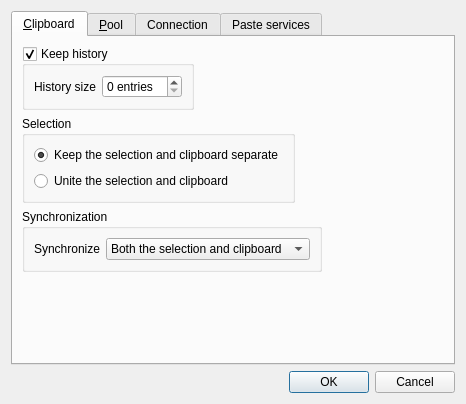
First picture: the form in src/SettingsDialog.ui, repository aither64/haveclip-core, before the edit.
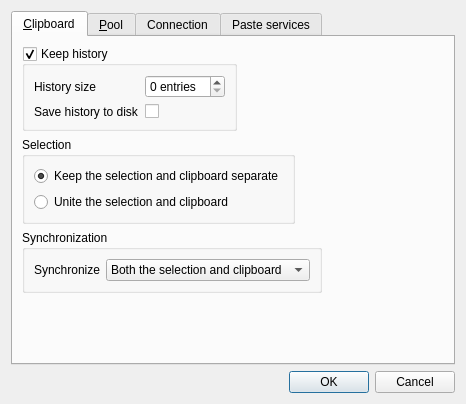
Second picture: the form after the edit. Icons and pictures are not drawn.

Commit message: Save history to disk

```diff
--- a/src/SettingsDialog.ui
+++ b/src/SettingsDialog.ui
@@ -57,6 +57,16 @@
             </property>
            </widget>
           </item>
+          <item row="1" column="0">
+           <widget class="QLabel" name="historySaveLabel">
+            <property name="text">
+             <string>Save history to disk</string>
+            </property>
+           </widget>
+          </item>
+          <item row="1" column="1">
+           <widget class="QCheckBox" name="historySaveCheckBox"/>
+          </item>
          </layout>
         </widget>
        </item>
```
The commit also changes 6 other files.
